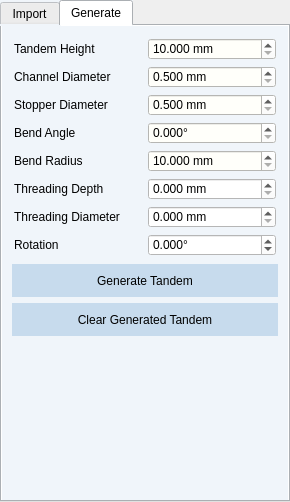
This is src/windows/ui/tandem_view.ui in brachify/brachify as Qt 5 draws it before an edit. The edited form follows.
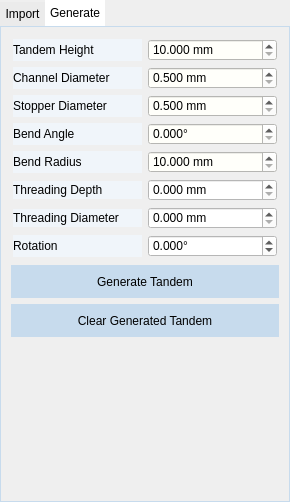
This is the edited form.

Commit message: Ensure tandem tab widget is always visible. Make relative links in readme.

```diff
--- a/src/windows/ui/tandem_view.ui
+++ b/src/windows/ui/tandem_view.ui
@@ -53,8 +53,24 @@
       </size>
      </property>
      <property name="styleSheet">
-      <string notr="true">background-color: rgb(240, 245,250);
-color: rgb(0, 0, 0);</string>
+      <string notr="true">QTabWidget::pane {
+	border: 1px solid rgb(199, 219, 237); /* visible border */
+}
+
+QTabBar::tab {
+    background: rgb(235, 235, 235);
+    padding: 5px;
+	color: rgb(0, 0, 0); /* black text */
+}
+
+QTabBar::tab:selected {
+    background: white;
+}
+
+QTabBar::tab:!selected {
+    margin-top: 2px; /* makes selected tab look connected */
+}
+</string>
      </property>
      <property name="currentIndex">
       <number>1</number>
```
The commit also changes 3 other files.
